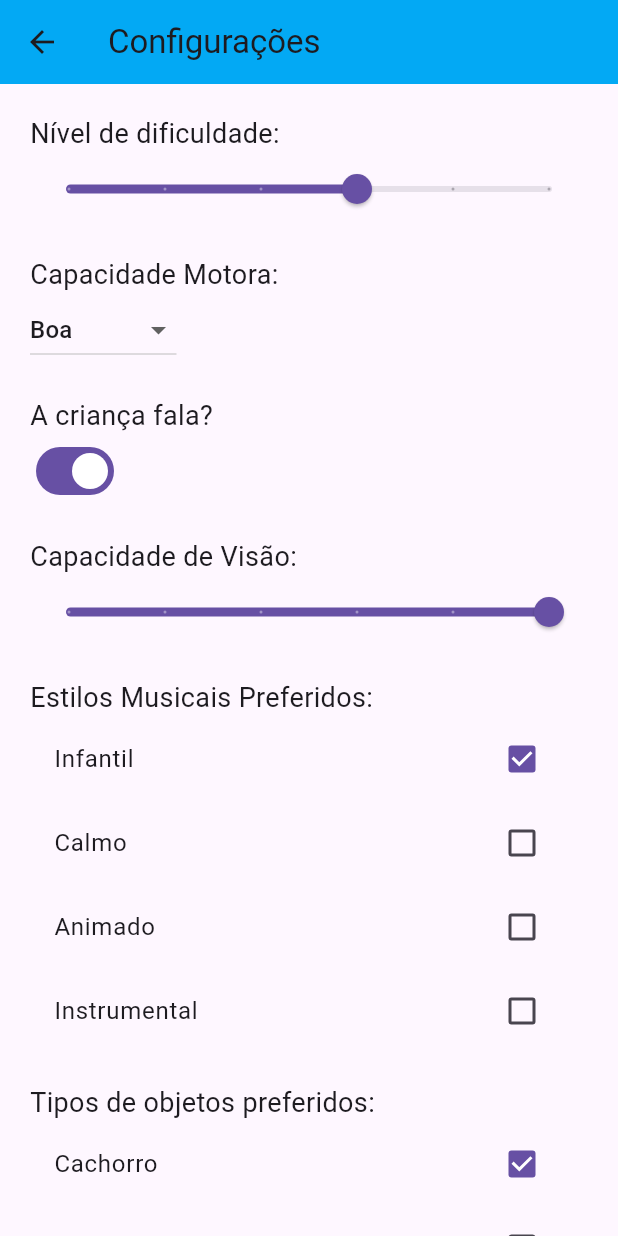
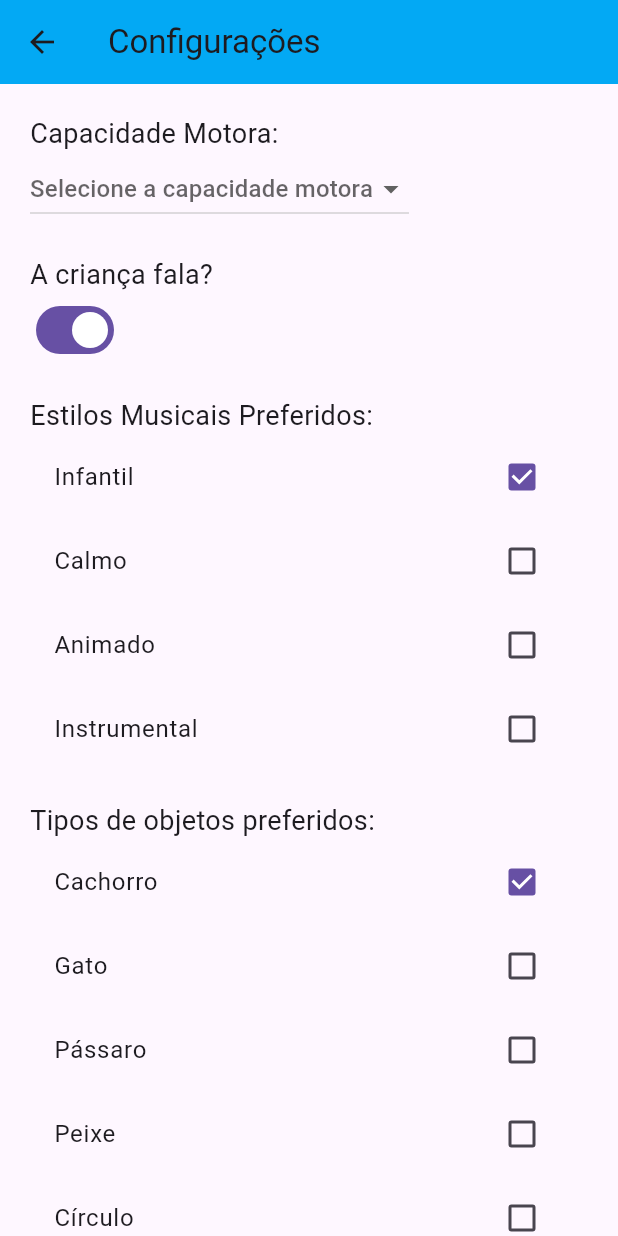
Before and after one commit to argalvao/micro_cores, a Flutter app: the screen it shows after launch, after a tap on "CONFIGURAÇÕES", on a phone screen of 412 x 824 dp. Run offline on Flutter 3.47's test engine with Material 3 defaults, Android fonts, the phone set to English and light mode, and no system bars; drawn by our look-alikes of animated_background; our stand-ins replace flutter_tts.

```diff
--- a/lib/models/config.dart
+++ b/lib/models/config.dart
@@ -1,20 +1,16 @@
 class Configuracoes {
-  double nivelDificuldade;
   String corPreferida;
   bool musicaCalma;
   String capacidadeMotora;
   bool fala;
-  double capacidadeVisao;
   List<String> estilosMusicais;
   List<String> objetosPreferidos;
 
   Configuracoes({
-    this.nivelDificuldade = 0.5,
     this.corPreferida = 'Azul',
     this.musicaCalma = true,
     this.capacidadeMotora = 'Boa',
     this.fala = true,
-    this.capacidadeVisao = 1.0,
     this.estilosMusicais = const ['Infantil'],
     this.objetosPreferidos = const ['Cachorro'],
   });
--- a/lib/screens/settings_screen.dart
+++ b/lib/screens/settings_screen.dart
@@ -4,13 +4,12 @@ import 'package:animated_background/animated_background.dart';
 import 'package:flutter/material.dart';
 import '../models/config.dart';
 
-// Classe ColorParticle para partículas coloridas
 class ColorParticle extends Particle {
   final double size;
   Color color;
 
   ColorParticle(this.color)
-      : size = 10.0, // Tamanho da partícula
+      : size = 10.0,
         super();
 
   @override
@@ -20,9 +19,7 @@ class ColorParticle extends Particle {
   }
 
   @override
-  void update(double time) {
-
-  }
+  void update(double time) {}
 }
 
 class SettingsScreen extends StatefulWidget {
@@ -35,39 +32,32 @@ class SettingsScreen extends StatefulWidget {
 }
 
 class _SettingsScreenState extends State<SettingsScreen> with SingleTickerProviderStateMixin {
-  late double _nivelDificuldade;
   late String _corPreferida;
   late bool _musicaCalma;
   late String _capacidadeMotora;
   late bool _fala;
-  late double _capacidadeVisao;
   late List<String> _estilosMusicais;
   late List<String> _objetosPreferidos;
 
   @override
   void initState() {
     super.initState();
-    _nivelDificuldade = widget.configuracoes.nivelDificuldade;
     _corPreferida = widget.configuracoes.corPreferida;
     _musicaCalma = widget.configuracoes.musicaCalma;
-    _capacidadeMotora = widget.configuracoes.capacidadeMotora;
+    _capacidadeMotora = ''; // Inicializa como string vazia
     _fala = widget.configuracoes.fala;
-    _capacidadeVisao = widget.configuracoes.capacidadeVisao;
     _estilosMusicais = List.from(widget.configuracoes.estilosMusicais);
     _objetosPreferidos = List.from(widget.configuracoes.objetosPreferidos);
   }
 
   void _salvarConfiguracoes() {
-    widget.configuracoes.nivelDificuldade = _nivelDificuldade;
     widget.configuracoes.corPreferida = _corPreferida;
     widget.configuracoes.musicaCalma = _musicaCalma;
     widget.configuracoes.capacidadeMotora = _capacidadeMotora;
     widget.configuracoes.fala = _fala;
-    widget.configuracoes.capacidadeVisao = _capacidadeVisao;
     widget.configuracoes.estilosMusicais = List.from(_estilosMusicais);
     widget.configuracoes.objetosPreferidos = List.from(_objetosPreferidos);
 
-    // Mostra um snackbar de feedback
     ScaffoldMessenger.of(context).showSnackBar(
       SnackBar(content: Text("Configurações salvas com sucesso!")),
     );
@@ -95,18 +85,16 @@ class _SettingsScreenState extends State<SettingsScreen> with SingleTickerProvid
     });
   }
 
-  // Define as cores do arco-íris
   final List<Color> _rainbowColors = [
     Colors.red,
     Colors.orange,
     Colors.yellow,
     Colors.green,
     Colors.blue,
-    Colors.indigo, // Anil
-    Colors.purple, // Violeta
+    Colors.indigo,
+    Colors.purple,
   ];
 
-  // Gera uma cor aleatória do arco-íris
   Color _generateRandomRainbowColor() {
     return _rainbowColors[Random().nextInt(_rainbowColors.length)];
   }
@@ -125,7 +113,7 @@ class _SettingsScreenState extends State<SettingsScreen> with SingleTickerProvid
       body: AnimatedBackground(
         behaviour: RandomParticleBehaviour(
           options: ParticleOptions(
-            baseColor: _generateRandomRainbowColor(), // Usa uma cor aleatória do arco-íris
+            baseColor: _generateRandomRainbowColor(),
             spawnMinSpeed: 10,
             spawnMaxSpeed: 100,
             spawnMinRadius: 5,
@@ -139,29 +127,11 @@ class _SettingsScreenState extends State<SettingsScreen> with SingleTickerProvid
           child: Column(
             crossAxisAlignment: CrossAxisAlignment.start,
             children: [
-              Text("Nível de dificuldade:", style: TextStyle(fontSize: 18)),
-              Slider(
-                value: _nivelDificuldade,
-                onChanged: (newValue) {
-                  setState(() {
-                    _nivelDificuldade = newValue;
-                  });
-                },
-                min: 0,
-                max: 1,
-                divisions: 5,
-                label: _nivelDificuldade < 0.3
-                    ? "Fácil"
-                    : _nivelDificuldade < 0.7
-                        ? "Médio"
-                        : "Difícil",
-              ),
-              SizedBox(height: 20),
-
               // Capacidade Motora
               Text("Capacidade Motora:", style: TextStyle(fontSize: 18)),
               DropdownButton<String>(
-                value: _capacidadeMotora,
+                value: _capacidadeMotora.isEmpty ? null : _capacidadeMotora,
+                hint: Text("Selecione a capacidade motora"),
                 onChanged: (String? newValue) {
                   setState(() {
                     _capacidadeMotora = newValue!;
@@ -186,26 +156,6 @@ class _SettingsScreenState extends State<SettingsScreen> with SingleTickerProvid
                     _fala = value;
                   });
                 },
-              ),
-              SizedBox(height: 20),
-
-              // Capacidade de Visão
-              Text("Capacidade de Visão:", style: TextStyle(fontSize: 18)),
-              Slider(
-                value: _capacidadeVisao,
-                onChanged: (newValue) {
-                  setState(() {
-                    _capacidadeVisao = newValue;
-                  });
-                },
-                min: 0,
-                max: 1,
-                divisions: 5,
-                label: _capacidadeVisao < 0.3
-                    ? "Baixa"
-                    : _capacidadeVisao < 0.7
-                        ? "Moderada"
-                        : "Boa",
               ),
               SizedBox(height: 20),
 
@@ -248,18 +198,10 @@ class _SettingsScreenState extends State<SettingsScreen> with SingleTickerProvid
                   ElevatedButton(
                     onPressed: () => Navigator.pop(context),
                     child: Text("Voltar"),
-                    style: ElevatedButton.styleFrom(
-                      backgroundColor: Colors.grey,
-                      padding: EdgeInsets.symmetric(horizontal: 30, vertical: 15),
-                    ),
                   ),
                   ElevatedButton(
                     onPressed: _salvarConfiguracoes,
                     child: Text("Salvar"),
-                    style: ElevatedButton.styleFrom(
-                      backgroundColor: Colors.black,
-                      padding: EdgeInsets.symmetric(horizontal: 30, vertical: 15),
-                    ),
                   ),
                 ],
               ),
```
